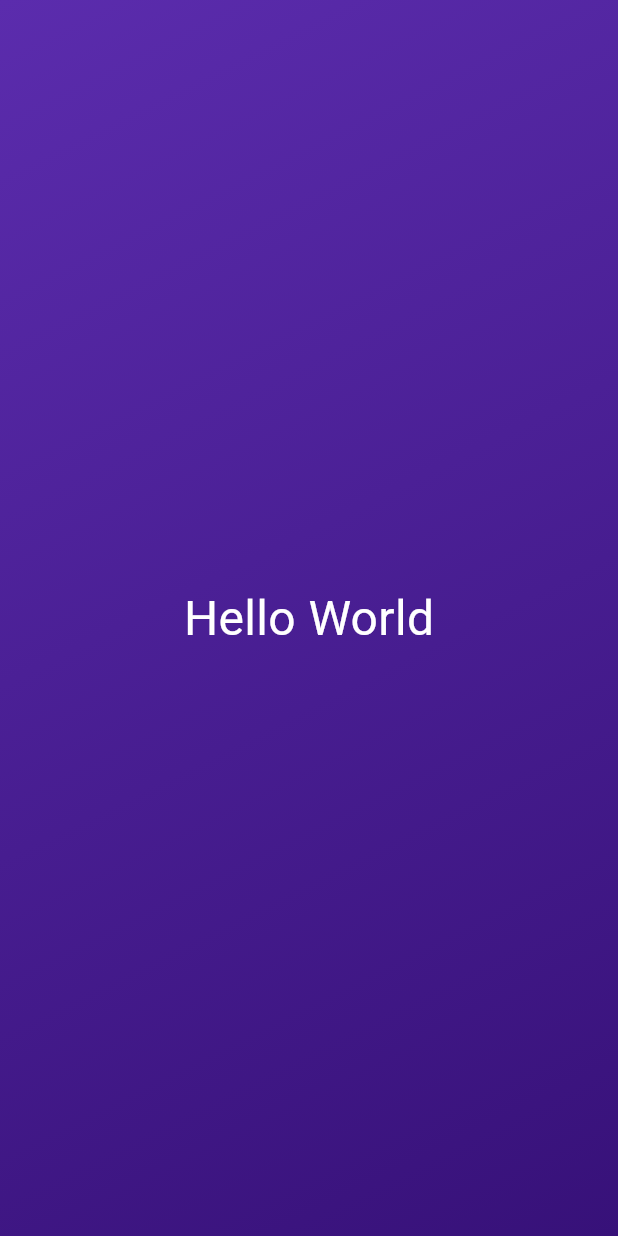
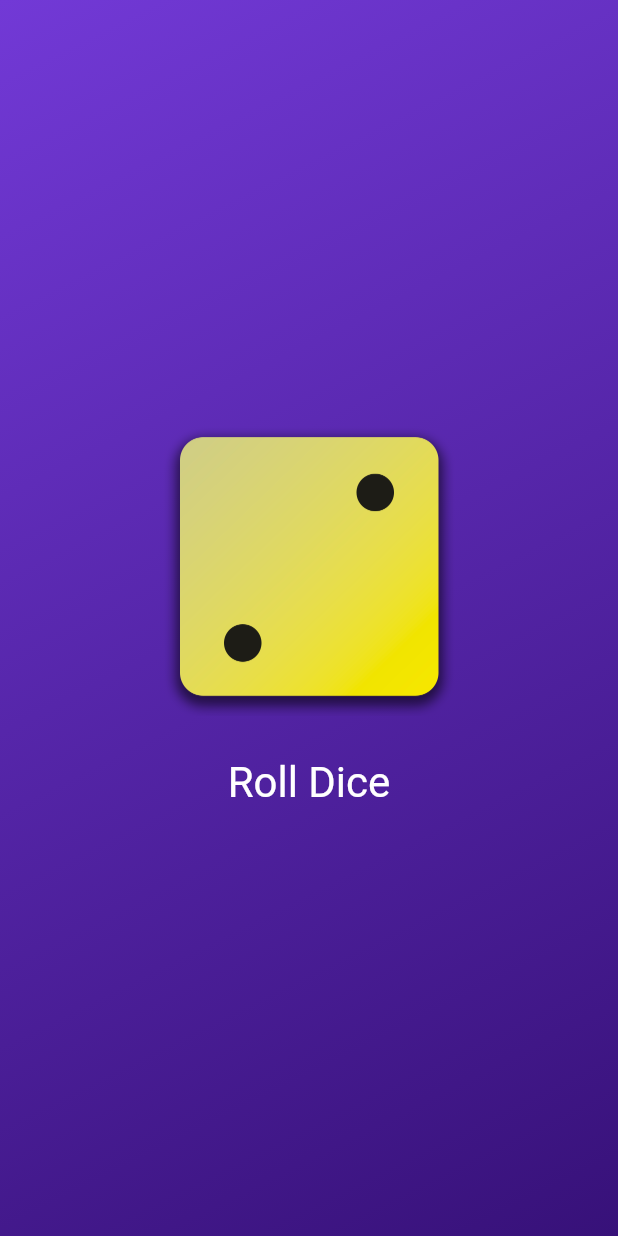
Before and after one commit to ElsonNezaj/first_app, a Flutter app: the screen it shows after launch, on a phone screen of 412 x 824 dp. Run offline on Flutter 3.47's test engine with Material 3 defaults, Android fonts, the phone set to English and light mode, and no system bars.

Commit message:
finished basics of flutter and dart

```diff
--- /dev/null
+++ b/lib/dice_roller.dart
@@ -0,0 +1,47 @@
+import 'package:flutter/material.dart';
+import "dart:math";
+
+final randomizer = Random();
+
+class DiceRoller extends StatefulWidget {
+  const DiceRoller({super.key});
+
+  @override
+  State<DiceRoller> createState() {
+    return _DiceRollerState();
+  }
+}
+
+class _DiceRollerState extends State<DiceRoller> {
+  var currentDiceRoll = 2;
+
+  void rollDice() {
+    setState(() {
+      currentDiceRoll = randomizer.nextInt(6) + 1;
+    });
+  }
+
+  @override
+  Widget build(context) {
+    return Column(
+      mainAxisSize: MainAxisSize.min,
+      children: [
+        Image.asset(
+          'assets/images/dice-$currentDiceRoll.png',
+          width: 200,
+        ),
+        const SizedBox(
+          height: 20,
+        ),
+        TextButton(
+          onPressed: rollDice,
+          style: TextButton.styleFrom(
+            foregroundColor: Colors.white,
+            textStyle: const TextStyle(fontSize: 28),
+          ),
+          child: const Text("Roll Dice"),
+        )
+      ],
+    );
+  }
+}
--- a/lib/gradient_container.dart
+++ b/lib/gradient_container.dart
@@ -1,24 +1,26 @@
+import "package:first_app/dice_roller.dart";
 import "package:flutter/material.dart";
-import "package:first_app/styled_text.dart";
+
+const startAlignment = Alignment.topLeft;
+const endAlignment = Alignment.bottomRight;
 
 class GradientContainer extends StatelessWidget {
-  const GradientContainer({super.key});
+  const GradientContainer(this.startColor, this.endColor, {super.key});
+
+  final Color startColor;
+  final Color endColor;
+
   @override
   Widget build(context) {
     return Container(
-      decoration: const BoxDecoration(
+      decoration: BoxDecoration(
         gradient: LinearGradient(
-          colors: [
-            Color.fromARGB(255, 91, 44, 173),
-            Color.fromARGB(255, 55, 17, 121)
-          ],
-          begin: Alignment.topLeft,
-          end: Alignment.bottomRight,
+          colors: [startColor, endColor],
+          begin: startAlignment,
+          end: endAlignment,
         ),
       ),
-      child: const Center(
-        child: StyledText(),
-      ),
+      child: const Center(child: DiceRoller()),
     );
   }
 }
--- a/lib/main.dart
+++ b/lib/main.dart
@@ -4,7 +4,12 @@ import 'package:first_app/gradient_container.dart';
 void main() {
   runApp(
     const MaterialApp(
-      home: Scaffold(body: GradientContainer()),
+      home: Scaffold(
+        body: GradientContainer(
+          Color.fromARGB(255, 114, 57, 214),
+          Color.fromARGB(255, 55, 17, 121),
+        ),
+      ),
     ),
   );
 }
--- a/lib/styled_text.dart
+++ b/lib/styled_text.dart
@@ -1,12 +1,15 @@
 import 'package:flutter/material.dart';
 
 class StyledText extends StatelessWidget {
-  const StyledText({super.key});
+  const StyledText(this.text, {super.key});
+
+  final String text;
+
   @override
   Widget build(context) {
-    return const Text(
-      "Hello World",
-      style: TextStyle(
+    return Text(
+      text,
+      style: const TextStyle(
         color: Colors.white,
         fontSize: 32,
       ),
```
Also changed, not shown: pubspec.yaml (+9 -7 lines), assets/images/dice-1.png (added), assets/images/dice-2.png (added), assets/images/dice-3.png (added), assets/images/dice-4.png (added), assets/images/dice-5.png (added), assets/images/dice-6.png (added).
